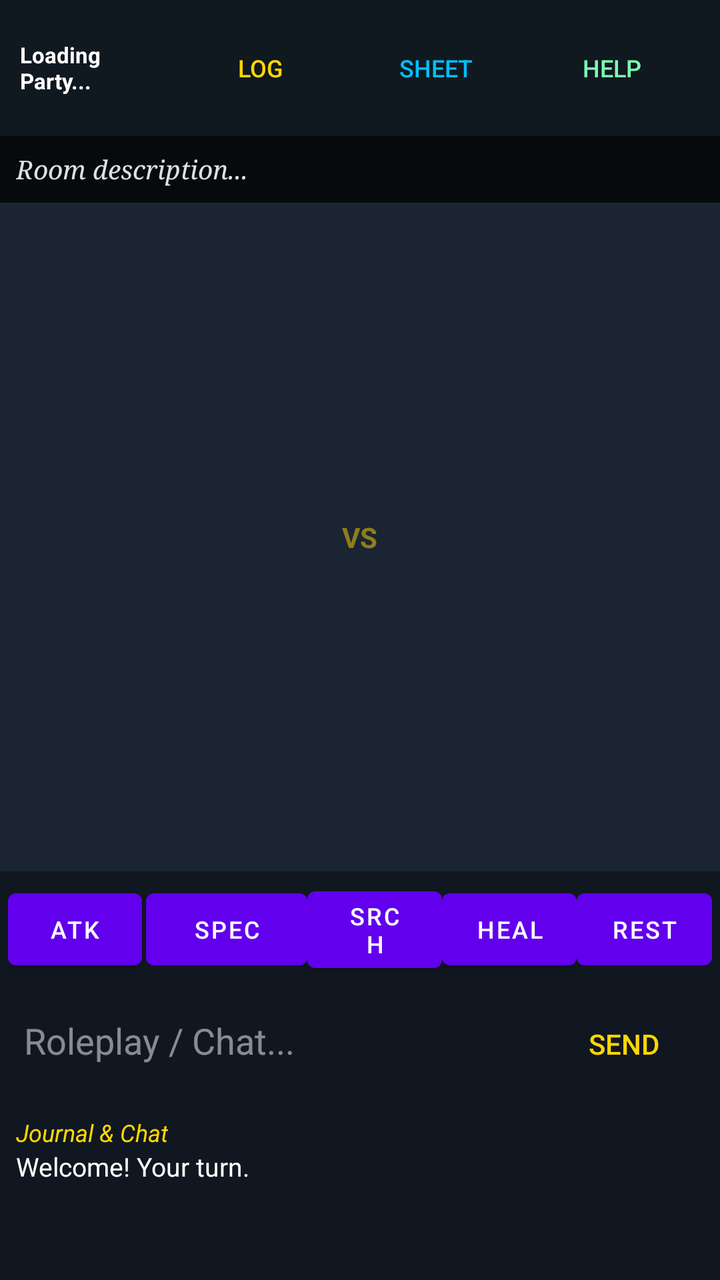
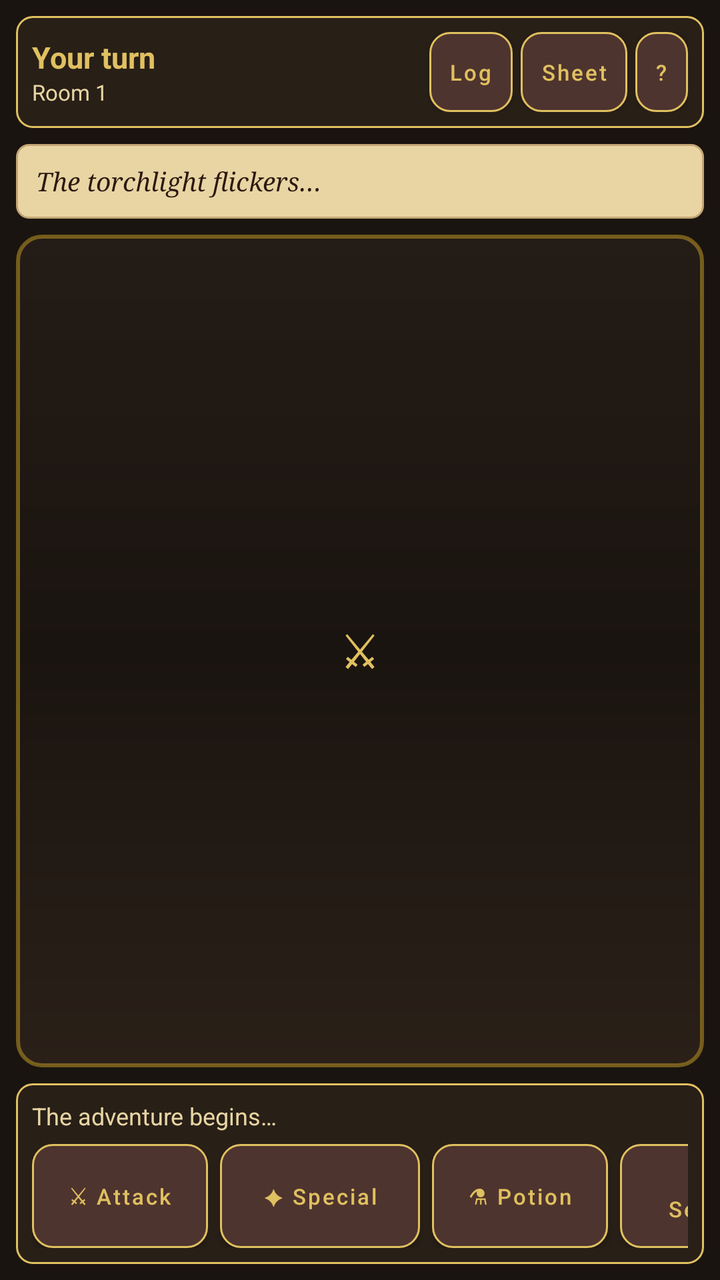

Screens rendered from an Android XML layout before and after an edit, with the pre-edit source and the edit as a unified diff.
<!-- AndroidManifest.xml: activity theme Theme.DnDBeginnerRemote -->
<!-- res/layout/activity_main.xml -->
<?xml version="1.0" encoding="utf-8"?>
<RelativeLayout xmlns:android="http://schemas.android.com/apk/res/android"
    android:layout_width="match_parent"
    android:layout_height="match_parent"
    android:background="#121820">

    <LinearLayout
        android:id="@+id/topBar"
        android:layout_width="match_parent"
        android:layout_height="wrap_content"
        android:orientation="horizontal"
        android:padding="10dp"
        android:background="#E0101820"
        android:layout_alignParentTop="true"
        android:gravity="center_vertical">

        <TextView
            android:id="@+id/playerStatusText"
            android:layout_width="0dp"
            android:layout_height="wrap_content"
            android:layout_weight="1"
            android:text="Loading Party..."
            android:textColor="#FFFFFF"
            android:textSize="11sp"
            android:textStyle="bold"
            android:maxLines="5" />

        <Button
            android:id="@+id/btnJournal"
            android:layout_width="wrap_content"
            android:layout_height="wrap_content"
            android:text="Log"
            style="?android:attr/borderlessButtonStyle"
            android:textColor="#FFD700"
            android:textSize="12sp"/>

        <Button
            android:id="@+id/btnSheet"
            android:layout_width="wrap_content"
            android:layout_height="wrap_content"
            android:text="Sheet"
            style="?android:attr/borderlessButtonStyle"
            android:textColor="#00BFFF"
            android:textSize="12sp"/>

        <Button
            android:id="@+id/btnHelp"
            android:layout_width="wrap_content"
            android:layout_height="wrap_content"
            android:text="Help"
            style="?android:attr/borderlessButtonStyle"
            android:textColor="#7CFFB2"
            android:textSize="12sp"/>
    </LinearLayout>

    <TextView
        android:id="@+id/roomDescText"
        android:layout_width="match_parent"
        android:layout_height="wrap_content"
        android:layout_below="@id/topBar"
        android:background="#99000000"
        android:padding="8dp"
        android:text="Room description..."
        android:textColor="#E0E0E0"
        android:textSize="13sp"
        android:fontFamily="serif"
        android:textStyle="italic" />

    
    <LinearLayout
        android:id="@+id/battleArena"
        android:layout_width="match_parent"
        android:layout_height="match_parent"
        android:layout_below="@id/roomDescText"
        android:layout_above="@id/bottomControls"
        android:orientation="horizontal"
        android:padding="8dp"
        android:gravity="center"
        android:background="#FF1A2433">

        <LinearLayout
            android:id="@+id/partyColumn"
            android:layout_width="0dp"
            android:layout_height="match_parent"
            android:layout_weight="1"
            android:orientation="vertical"
            android:gravity="center_vertical|start" />

        <TextView
            android:layout_width="wrap_content"
            android:layout_height="wrap_content"
            android:text="VS"
            android:textColor="#80FFD700"
            android:textStyle="bold"
            android:padding="8dp" />

        <LinearLayout
            android:id="@+id/enemyColumn"
            android:layout_width="0dp"
            android:layout_height="match_parent"
            android:layout_weight="1"
            android:orientation="vertical"
            android:gravity="center_vertical|end" />
    </LinearLayout>

    <LinearLayout
        android:id="@+id/bottomControls"
        android:layout_width="match_parent"
        android:layout_height="wrap_content"
        android:layout_alignParentBottom="true"
        android:orientation="vertical"
        android:background="#F0101820">

        <LinearLayout
            android:layout_width="match_parent"
            android:layout_height="wrap_content"
            android:orientation="horizontal"
            android:padding="4dp"
            android:gravity="center">

            <Button android:id="@+id/btnAttack" android:layout_width="0dp" android:layout_height="wrap_content" android:layout_weight="1" android:text="Atk" android:textSize="12sp" />
            <Button android:id="@+id/id_spacer1" android:layout_width="2dp" android:layout_height="match_parent" android:visibility="invisible"/>
            <Button android:id="@+id/btnSpecial" android:layout_width="0dp" android:layout_height="wrap_content" android:layout_weight="1.2" android:text="Spec" android:textSize="12sp" />
            <Button android:id="@+id/btnInteract" android:layout_width="0dp" android:layout_height="wrap_content" android:layout_weight="1" android:text="Srch" android:textSize="12sp" />
            <Button android:id="@+id/btnHeal" android:layout_width="0dp" android:layout_height="wrap_content" android:layout_weight="1" android:text="Heal" android:textSize="12sp" />
            <Button android:id="@+id/btnRest" android:layout_width="0dp" android:layout_height="wrap_content" android:layout_weight="1" android:text="Rest" android:textSize="12sp" />
            <Button android:id="@+id/btnReset" android:layout_width="wrap_content" android:layout_height="wrap_content" android:text="Reset" android:visibility="gone" />
        </LinearLayout>

        <LinearLayout
            android:layout_width="match_parent"
            android:layout_height="wrap_content"
            android:orientation="horizontal"
            android:padding="4dp">
            <EditText
                android:id="@+id/chatInput"
                android:layout_width="0dp"
                android:layout_height="wrap_content"
                android:layout_weight="1"
                android:hint="Roleplay / Chat..."
                android:textColor="#FFFFFF"
                android:textColorHint="#80FFFFFF"
                android:background="@android:color/transparent"
                android:padding="8dp"/>
            <Button
                android:id="@+id/btnSendChat"
                android:layout_width="wrap_content"
                android:layout_height="wrap_content"
                android:text="Send"
                style="?android:attr/borderlessButtonStyle"
                android:textColor="#FFD700"/>
        </LinearLayout>

        <LinearLayout
            android:layout_width="match_parent"
            android:layout_height="90dp"
            android:orientation="vertical"
            android:padding="8dp">
            <TextView
                android:layout_width="wrap_content"
                android:layout_height="wrap_content"
                android:text="Journal &amp; Chat"
                android:textColor="#FFD700"
                android:textSize="12sp"
                android:textStyle="italic" />
            <ScrollView
                android:id="@+id/logScrollView"
                android:layout_width="match_parent"
                android:layout_height="match_parent">
                <TextView
                    android:id="@+id/combatLogText"
                    android:layout_width="match_parent"
                    android:layout_height="wrap_content"
                    android:text="Welcome! Your turn."
                    android:textColor="#FFFFFF"
                    android:textSize="13sp" />
            </ScrollView>
        </LinearLayout>
    </LinearLayout>
</RelativeLayout>
<!-- resources referenced by this layout -->
<resources>
  <style name="Theme.DnDBeginnerRemote" parent="Theme.MaterialComponents.DayNight.NoActionBar">
          <item name="colorPrimary">@color/purple_500</item>
          <item name="colorPrimaryVariant">@color/purple_700</item>
          <item name="colorOnPrimary">@color/white</item>
          <item name="colorSecondary">@color/teal_200</item>
          <item name="colorSecondaryVariant">@color/teal_700</item>
          <item name="colorOnSecondary">@color/black</item>
          <item name="android:statusBarColor">#101820</item>
          <item name="android:windowBackground">#121820</item>
          <item name="android:navigationBarColor">#101820</item>
      </style>
  <color name="purple_500">#FF6200EE</color>
  <color name="purple_700">#FF3700B3</color>
  <color name="white">#FFFFFFFF</color>
  <color name="teal_200">#FF03DAC5</color>
  <color name="teal_700">#FF018786</color>
  <color name="black">#FF000000</color>
</resources>

<!-- the commit's change to res/layout/activity_main.xml (unified diff, before → after) -->
@@ -2,69 +2,98 @@
 <RelativeLayout xmlns:android="http://schemas.android.com/apk/res/android"
     android:layout_width="match_parent"
     android:layout_height="match_parent"
-    android:background="#121820">
-
+    android:background="@color/dungeon_bg"
+    android:padding="8dp">
+
+    
     <LinearLayout
         android:id="@+id/topBar"
         android:layout_width="match_parent"
         android:layout_height="wrap_content"
+        android:layout_alignParentTop="true"
         android:orientation="horizontal"
-        android:padding="10dp"
-        android:background="#E0101820"
-        android:layout_alignParentTop="true"
-        android:gravity="center_vertical">
-
-        <TextView
-            android:id="@+id/playerStatusText"
+        android:gravity="center_vertical"
+        android:background="@drawable/bg_dungeon_panel"
+        android:padding="8dp">
+
+        <LinearLayout
             android:layout_width="0dp"
             android:layout_height="wrap_content"
             android:layout_weight="1"
-            android:text="Loading Party..."
-            android:textColor="#FFFFFF"
-            android:textSize="11sp"
-            android:textStyle="bold"
-            android:maxLines="5" />
+            android:orientation="vertical">
+
+            <TextView
+                android:id="@+id/turnBanner"
+                android:layout_width="match_parent"
+                android:layout_height="wrap_content"
+                android:text="Your turn"
+                android:textColor="@color/gold"
+                android:textStyle="bold"
+                android:textSize="15sp" />
+
+            <TextView
+                android:id="@+id/playerStatusText"
+                android:layout_width="match_parent"
+                android:layout_height="wrap_content"
+                android:text="Room 1"
+                android:textColor="@color/parchment"
+                android:textSize="11sp"
+                android:maxLines="1"
+                android:ellipsize="end" />
+        </LinearLayout>
 
         <Button
             android:id="@+id/btnJournal"
-            android:layout_width="wrap_content"
-            android:layout_height="wrap_content"
+            style="@style/Widget.DnD.ActionButton"
+            android:layout_width="wrap_content"
+            android:layout_height="40dp"
+            android:minWidth="0dp"
+            android:paddingLeft="10dp"
+            android:paddingRight="10dp"
             android:text="Log"
-            style="?android:attr/borderlessButtonStyle"
-            android:textColor="#FFD700"
-            android:textSize="12sp"/>
+            android:textSize="11sp" />
 
         <Button
             android:id="@+id/btnSheet"
-            android:layout_width="wrap_content"
-            android:layout_height="wrap_content"
+            style="@style/Widget.DnD.ActionButton"
+            android:layout_width="wrap_content"
+            android:layout_height="40dp"
+            android:minWidth="0dp"
+            android:layout_marginStart="4dp"
+            android:paddingLeft="10dp"
+            android:paddingRight="10dp"
             android:text="Sheet"
-            style="?android:attr/borderlessButtonStyle"
-            android:textColor="#00BFFF"
-            android:textSize="12sp"/>
+            android:textSize="11sp" />
 
         <Button
             android:id="@+id/btnHelp"
-            android:layout_width="wrap_content"
-            android:layout_height="wrap_content"
-            android:text="Help"
-            style="?android:attr/borderlessButtonStyle"
-            android:textColor="#7CFFB2"
-            android:textSize="12sp"/>
+            style="@style/Widget.DnD.ActionButton"
+            android:layout_width="wrap_content"
+            android:layout_height="40dp"
+            android:minWidth="0dp"
+            android:layout_marginStart="4dp"
+            android:paddingLeft="10dp"
+            android:paddingRight="10dp"
+            android:text="?"
+            android:textSize="11sp" />
     </LinearLayout>
 
+    
     <TextView
         android:id="@+id/roomDescText"
         android:layout_width="match_parent"
         android:layout_height="wrap_content"
         android:layout_below="@id/topBar"
-        android:background="#99000000"
-        android:padding="8dp"
-        android:text="Room description..."
-        android:textColor="#E0E0E0"
+        android:layout_marginTop="8dp"
+        android:background="@drawable/bg_parchment"
+        android:padding="10dp"
+        android:text="The torchlight flickers…"
+        android:textColor="@color/ink"
         android:textSize="13sp"
         android:fontFamily="serif"
-        android:textStyle="italic" />
+        android:textStyle="italic"
+        android:maxLines="3"
+        android:ellipsize="end" />
 
     
     <LinearLayout
@@ -73,10 +102,12 @@
         android:layout_height="match_parent"
         android:layout_below="@id/roomDescText"
         android:layout_above="@id/bottomControls"
+        android:layout_marginTop="8dp"
+        android:layout_marginBottom="8dp"
         android:orientation="horizontal"
-        android:padding="8dp"
+        android:padding="12dp"
         android:gravity="center"
-        android:background="#FF1A2433">
+        android:background="@drawable/bg_battle_stage">
 
         <LinearLayout
             android:id="@+id/partyColumn"
@@ -89,10 +120,10 @@
         <TextView
             android:layout_width="wrap_content"
             android:layout_height="wrap_content"
-            android:text="VS"
-            android:textColor="#80FFD700"
-            android:textStyle="bold"
-            android:padding="8dp" />
+            android:text="⚔"
+            android:textSize="22sp"
+            android:textColor="@color/gold"
+            android:padding="6dp" />
 
         <LinearLayout
             android:id="@+id/enemyColumn"
@@ -103,78 +134,77 @@
             android:gravity="center_vertical|end" />
     </LinearLayout>
 
+    
     <LinearLayout
         android:id="@+id/bottomControls"
         android:layout_width="match_parent"
         android:layout_height="wrap_content"
         android:layout_alignParentBottom="true"
         android:orientation="vertical"
-        android:background="#F0101820">
-
-        <LinearLayout
+        android:background="@drawable/bg_dungeon_panel"
+        android:padding="8dp">
+
+        <TextView
+            android:id="@+id/combatLogText"
             android:layout_width="match_parent"
             android:layout_height="wrap_content"
+            android:text="The adventure begins…"
+            android:textColor="@color/parchment"
+            android:textSize="12sp"
+            android:maxLines="2"
+            android:ellipsize="end"
+            android:paddingBottom="6dp" />
+
+        
+        <LinearLayout
+            android:id="@+id/chatRow"
+            android:layout_width="match_parent"
+            android:layout_height="wrap_content"
             android:orientation="horizontal"
-            android:padding="4dp"
-            android:gravity="center">
-
-            <Button android:id="@+id/btnAttack" android:layout_width="0dp" android:layout_height="wrap_content" android:layout_weight="1" android:text="Atk" android:textSize="12sp" />
-            <Button android:id="@+id/id_spacer1" android:layout_width="2dp" android:layout_height="match_parent" android:visibility="invisible"/>
-            <Button android:id="@+id/btnSpecial" android:layout_width="0dp" android:layout_height="wrap_content" android:layout_weight="1.2" android:text="Spec" android:textSize="12sp" />
-            <Button android:id="@+id/btnInteract" android:layout_width="0dp" android:layout_height="wrap_content" android:layout_weight="1" android:text="Srch" android:textSize="12sp" />
-            <Button android:id="@+id/btnHeal" android:layout_width="0dp" android:layout_height="wrap_content" android:layout_weight="1" android:text="Heal" android:textSize="12sp" />
-            <Button android:id="@+id/btnRest" android:layout_width="0dp" android:layout_height="wrap_content" android:layout_weight="1" android:text="Rest" android:textSize="12sp" />
-            <Button android:id="@+id/btnReset" android:layout_width="wrap_content" android:layout_height="wrap_content" android:text="Reset" android:visibility="gone" />
-        </LinearLayout>
-
-        <LinearLayout
-            android:layout_width="match_parent"
-            android:layout_height="wrap_content"
-            android:orientation="horizontal"
-            android:padding="4dp">
+            android:visibility="gone">
             <EditText
                 android:id="@+id/chatInput"
                 android:layout_width="0dp"
                 android:layout_height="wrap_content"
                 android:layout_weight="1"
-                android:hint="Roleplay / Chat..."
-                android:textColor="#FFFFFF"
-                android:textColorHint="#80FFFFFF"
-                android:background="@android:color/transparent"
-                android:padding="8dp"/>
+                android:hint="Say something…"
+                android:textColor="@color/parchment"
+                android:textColorHint="#80E8D5A3"
+                android:textSize="12sp" />
             <Button
                 android:id="@+id/btnSendChat"
+                style="@style/Widget.DnD.ActionButton"
                 android:layout_width="wrap_content"
-                android:layout_height="wrap_content"
-                android:text="Send"
-                style="?android:attr/borderlessButtonStyle"
-                android:textColor="#FFD700"/>
+                android:layout_height="40dp"
+                android:text="Send" />
         </LinearLayout>
 
-        <LinearLayout
+        <HorizontalScrollView
             android:layout_width="match_parent"
-            android:layout_height="90dp"
-            android:orientation="vertical"
-            android:padding="8dp">
-            <TextView
+            android:layout_height="wrap_content"
+            android:scrollbars="none">
+            <LinearLayout
                 android:layout_width="wrap_content"
                 android:layout_height="wrap_content"
-                android:text="Journal &amp; Chat"
-                android:textColor="#FFD700"
-                android:textSize="12sp"
-                android:textStyle="italic" />
-            <ScrollView
-                android:id="@+id/logScrollView"
-                android:layout_width="match_parent"
-                android:layout_height="match_parent">
-                <TextView
-                    android:id="@+id/combatLogText"
-                    android:layout_width="match_parent"
-                    android:layout_height="wrap_content"
-                    android:text="Welcome! Your turn."
-                    android:textColor="#FFFFFF"
-                    android:textSize="13sp" />
-            </ScrollView>
-        </LinearLayout>
+                android:orientation="horizontal"
+                android:gravity="center">
+
+                <Button android:id="@+id/btnAttack" style="@style/Widget.DnD.ActionButton" android:layout_width="88dp" android:layout_height="52dp" android:text="⚔ Attack" android:textSize="11sp" android:layout_marginEnd="6dp" />
+                <Button android:id="@+id/btnSpecial" style="@style/Widget.DnD.ActionButton" android:layout_width="100dp" android:layout_height="52dp" android:text="✦ Special" android:textSize="11sp" android:layout_marginEnd="6dp" />
+                <Button android:id="@+id/btnHeal" style="@style/Widget.DnD.ActionButton" android:layout_width="88dp" android:layout_height="52dp" android:text="⚗ Potion" android:textSize="11sp" android:layout_marginEnd="6dp" />
+                <Button android:id="@+id/btnInteract" style="@style/Widget.DnD.ActionButton" android:layout_width="88dp" android:layout_height="52dp" android:text="🔍 Search" android:textSize="11sp" android:layout_marginEnd="6dp" />
+                <Button android:id="@+id/btnRest" style="@style/Widget.DnD.ActionButton" android:layout_width="96dp" android:layout_height="52dp" android:text="🌙 Rest" android:textSize="11sp" android:layout_marginEnd="6dp" />
+                <Button android:id="@+id/btnReset" style="@style/Widget.DnD.ActionButton" android:layout_width="88dp" android:layout_height="52dp" android:text="Reset" android:textSize="11sp" android:visibility="gone" />
+                
+                <Button android:id="@+id/id_spacer1" android:layout_width="0dp" android:layout_height="0dp" android:visibility="gone" />
+            </LinearLayout>
+        </HorizontalScrollView>
     </LinearLayout>
+
+    
+    <ScrollView
+        android:id="@+id/logScrollView"
+        android:layout_width="0dp"
+        android:layout_height="0dp"
+        android:visibility="gone" />
 </RelativeLayout>
<!-- resource entries referenced after the edit -->
@@ -1,21 +1,83 @@
 <!-- resources referenced by this layout -->
 <resources>
+  <color name="dungeon_bg">#FF1A1410</color>
+  <color name="gold">#FFE0C060</color>
+  <color name="ink">#FF2C1810</color>
+  <color name="parchment">#FFE8D5A3</color>
+  <!-- drawable bg_battle_stage (drawable) -->
+  <?xml version="1.0" encoding="utf-8"?>
+  <shape xmlns:android="http://schemas.android.com/apk/res/android" android:shape="rectangle">
+      <gradient
+          android:startColor="#FF241C16"
+          android:centerColor="#FF1A1410"
+          android:endColor="#FF2A2018"
+          android:angle="270"/>
+      <stroke android:width="2dp" android:color="#80C9A227"/>
+      <corners android:radius="12dp"/>
+  </shape>
+  <!-- drawable bg_dungeon_panel (drawable) -->
+  <?xml version="1.0" encoding="utf-8"?>
+  <shape xmlns:android="http://schemas.android.com/apk/res/android" android:shape="rectangle">
+      <solid android:color="@color/dungeon_panel"/>
+      <stroke android:width="1dp" android:color="@color/gold"/>
+      <corners android:radius="8dp"/>
+  </shape>
+  <!-- drawable bg_parchment (drawable) -->
+  <?xml version="1.0" encoding="utf-8"?>
+  <shape xmlns:android="http://schemas.android.com/apk/res/android" android:shape="rectangle">
+      <solid android:color="@color/parchment"/>
+      <stroke android:width="1dp" android:color="@color/parchment_dark"/>
+      <corners android:radius="6dp"/>
+  </shape>
+  <style name="Widget.DnD.ActionButton" parent="Widget.MaterialComponents.Button">
+          <item name="android:background">@drawable/bg_action_btn</item>
+          <item name="android:textColor">@color/gold</item>
+          <item name="android:textAllCaps">false</item>
+          <item name="android:textSize">12sp</item>
+          <item name="android:minHeight">48dp</item>
+          <item name="backgroundTint">@null</item>
+      </style>
   <style name="Theme.DnDBeginnerRemote" parent="Theme.MaterialComponents.DayNight.NoActionBar">
-          <item name="colorPrimary">@color/purple_500</item>
+          <item name="colorPrimary">@color/gold</item>
           <item name="colorPrimaryVariant">@color/purple_700</item>
-          <item name="colorOnPrimary">@color/white</item>
-          <item name="colorSecondary">@color/teal_200</item>
-          <item name="colorSecondaryVariant">@color/teal_700</item>
-          <item name="colorOnSecondary">@color/black</item>
-          <item name="android:statusBarColor">#101820</item>
-          <item name="android:windowBackground">#121820</item>
-          <item name="android:navigationBarColor">#101820</item>
+          <item name="colorOnPrimary">@color/ink</item>
+          <item name="colorSecondary">@color/parchment_dark</item>
+          <item name="colorSecondaryVariant">@color/stone</item>
+          <item name="colorOnSecondary">@color/parchment</item>
+          <item name="android:statusBarColor">@color/dungeon_bg</item>
+          <item name="android:windowBackground">@color/dungeon_bg</item>
+          <item name="android:navigationBarColor">@color/dungeon_bg</item>
+          <item name="android:textColorPrimary">@color/parchment</item>
+          <item name="buttonStyle">@style/Widget.DnD.ActionButton</item>
       </style>
-  <color name="purple_500">#FF6200EE</color>
-  <color name="purple_700">#FF3700B3</color>
-  <color name="white">#FFFFFFFF</color>
-  <color name="teal_200">#FF03DAC5</color>
-  <color name="teal_700">#FF018786</color>
-  <color name="black">#FF000000</color>
+  <color name="dungeon_panel">#E62A2118</color>
+  <color name="parchment_dark">#FFC4A574</color>
+  <!-- drawable bg_action_btn (drawable) -->
+  <?xml version="1.0" encoding="utf-8"?>
+  <selector xmlns:android="http://schemas.android.com/apk/res/android">
+      <item android:state_enabled="false">
+          <shape android:shape="rectangle">
+              <solid android:color="#663A322C"/>
+              <stroke android:width="1dp" android:color="#668B5A2B"/>
+              <corners android:radius="10dp"/>
+          </shape>
+      </item>
+      <item android:state_pressed="true">
+          <shape android:shape="rectangle">
+              <solid android:color="#FF5D4037"/>
+              <stroke android:width="2dp" android:color="@color/gold"/>
+              <corners android:radius="10dp"/>
+          </shape>
+      </item>
+      <item>
+          <shape android:shape="rectangle">
+              <solid android:color="#FF4E342E"/>
+              <stroke android:width="1dp" android:color="@color/gold"/>
+              <corners android:radius="10dp"/>
+          </shape>
+      </item>
+  </selector>
+  <color name="purple_700">#FF3E2723</color>
+  <color name="stone">#FF3A322C</color>
 </resources>
 
